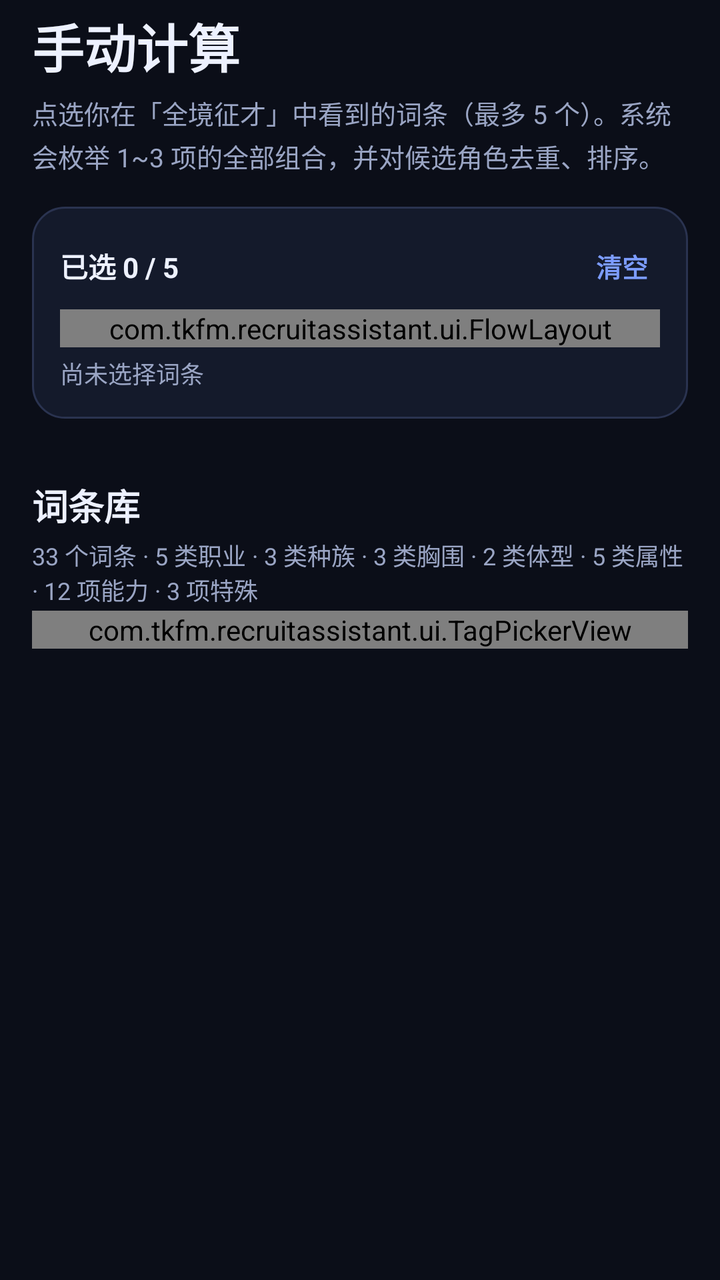
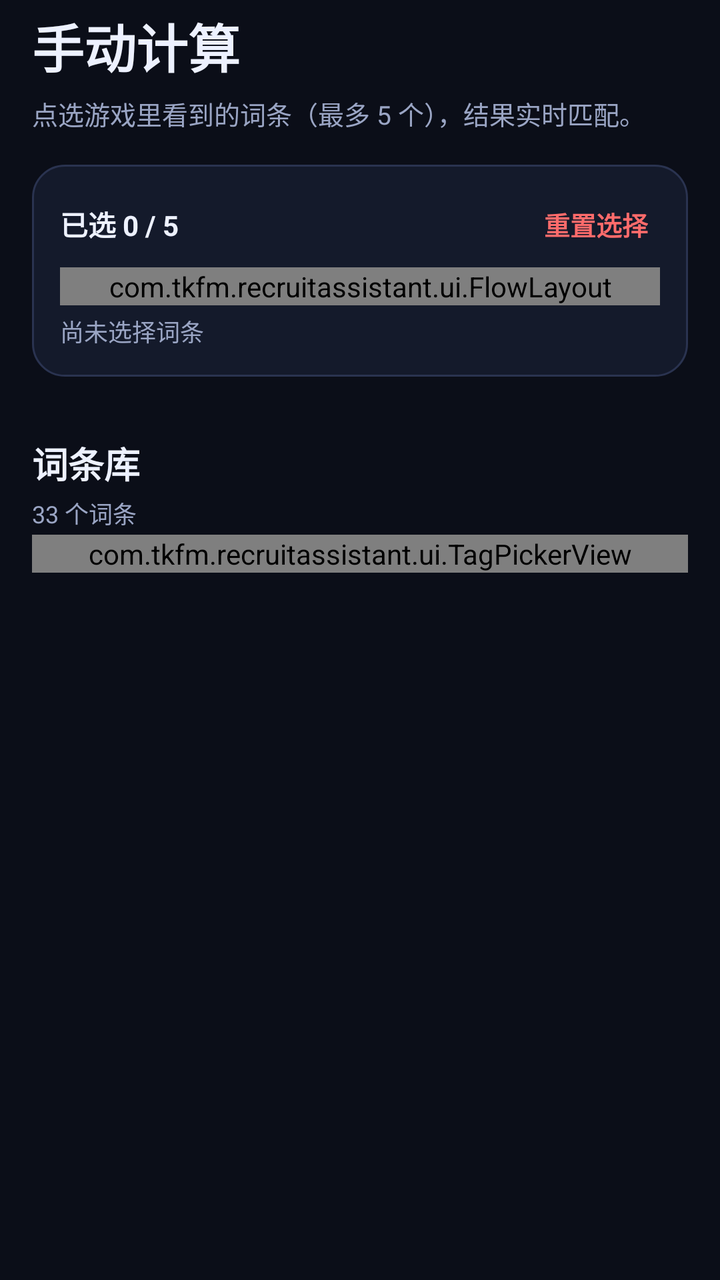

The first picture is an Android layout as it rendered before a commit; the second is the same layout after the commit. The layout source and the unified diff follow.
<!-- AndroidManifest.xml: application theme Theme.App -->
<!-- res/layout/fragment_manual.xml -->
<?xml version="1.0" encoding="utf-8"?>
<ScrollView xmlns:android="http://schemas.android.com/apk/res/android"
    android:layout_width="match_parent"
    android:layout_height="match_parent"
    android:background="@color/bg"
    android:fillViewport="true"
    android:scrollbars="none">

    <LinearLayout
        android:layout_width="match_parent"
        android:layout_height="wrap_content"
        android:orientation="vertical"
        android:paddingStart="16dp"
        android:paddingTop="4dp"
        android:paddingEnd="16dp"
        android:paddingBottom="28dp">

        <TextView
            android:layout_width="wrap_content"
            android:layout_height="wrap_content"
            android:text="手动计算"
            android:textColor="@color/text"
            android:textSize="26sp"
            android:textStyle="bold" />

        <TextView
            android:layout_width="match_parent"
            android:layout_height="wrap_content"
            android:layout_marginTop="5dp"
            android:lineSpacingExtra="3dp"
            android:text="点选你在「全境征才」中看到的词条（最多 5 个）。系统会枚举 1~3 项的全部组合，并对候选角色去重、排序。"
            android:textColor="@color/text_dim"
            android:textSize="13sp" />

        <LinearLayout
            android:id="@+id/selectedCard"
            android:layout_width="match_parent"
            android:layout_height="wrap_content"
            android:layout_marginTop="16dp"
            android:background="@drawable/bg_card"
            android:orientation="vertical"
            android:padding="14dp">

            <LinearLayout
                android:layout_width="match_parent"
                android:layout_height="wrap_content"
                android:gravity="center_vertical"
                android:orientation="horizontal">

                <TextView
                    android:id="@+id/selectedCount"
                    android:layout_width="wrap_content"
                    android:layout_height="wrap_content"
                    android:text="已选 0 / 5"
                    android:textColor="@color/text"
                    android:textSize="14sp"
                    android:textStyle="bold" />

                <Space
                    android:layout_width="0dp"
                    android:layout_height="1dp"
                    android:layout_weight="1" />

                <TextView
                    android:id="@+id/clearButton"
                    android:layout_width="wrap_content"
                    android:layout_height="wrap_content"
                    android:background="?attr/selectableItemBackground"
                    android:padding="6dp"
                    android:text="清空"
                    android:textColor="@color/primary"
                    android:textSize="13sp"
                    android:textStyle="bold" />
            </LinearLayout>

            <com.tkfm.recruitassistant.ui.FlowLayout
                android:id="@+id/selectedFlow"
                android:layout_width="match_parent"
                android:layout_height="wrap_content"
                android:layout_marginTop="6dp" />

            <TextView
                android:id="@+id/selectedHint"
                android:layout_width="match_parent"
                android:layout_height="wrap_content"
                android:layout_marginTop="4dp"
                android:text="尚未选择词条"
                android:textColor="@color/text_dim"
                android:textSize="12sp" />
        </LinearLayout>

        <LinearLayout
            android:id="@+id/resultHeader"
            android:layout_width="match_parent"
            android:layout_height="wrap_content"
            android:layout_marginTop="18dp"
            android:gravity="center_vertical"
            android:orientation="horizontal"
            android:visibility="gone">

            <TextView
                android:layout_width="wrap_content"
                android:layout_height="wrap_content"
                android:text="匹配结果"
                android:textColor="@color/text"
                android:textSize="18sp"
                android:textStyle="bold" />

            <Space
                android:layout_width="0dp"
                android:layout_height="1dp"
                android:layout_weight="1" />

            <TextView
                android:id="@+id/btnSave"
                android:layout_width="wrap_content"
                android:layout_height="wrap_content"
                android:background="?attr/selectableItemBackground"
                android:padding="6dp"
                android:text="保存记录"
                android:textColor="@color/primary"
                android:textSize="12.5sp"
                android:textStyle="bold" />
        </LinearLayout>

        <LinearLayout
            android:id="@+id/resultsContainer"
            android:layout_width="match_parent"
            android:layout_height="wrap_content"
            android:layout_marginTop="8dp"
            android:orientation="vertical" />

        <TextView
            android:layout_width="wrap_content"
            android:layout_height="wrap_content"
            android:layout_marginTop="22dp"
            android:text="词条库"
            android:textColor="@color/text"
            android:textSize="18sp"
            android:textStyle="bold" />

        <TextView
            android:layout_width="match_parent"
            android:layout_height="wrap_content"
            android:layout_marginTop="3dp"
            android:text="33 个词条 · 5 类职业 · 3 类种族 · 3 类胸围 · 2 类体型 · 5 类属性 · 12 项能力 · 3 项特殊"
            android:textColor="@color/text_dim"
            android:textSize="12sp" />

        <com.tkfm.recruitassistant.ui.TagPickerView
            android:id="@+id/tagPicker"
            android:layout_width="match_parent"
            android:layout_height="wrap_content"
            android:layout_marginTop="2dp" />
    </LinearLayout>
</ScrollView>
<!-- resources referenced by this layout -->
<resources>
  <color name="bg">#0B0E18</color>
  <color name="primary">#7C9CFF</color>
  <color name="text">#EDF1FF</color>
  <color name="text_dim">#9AA5C4</color>
  <!-- drawable bg_card (drawable) -->
  <?xml version="1.0" encoding="utf-8"?>
  <shape xmlns:android="http://schemas.android.com/apk/res/android" android:shape="rectangle">
      <solid android:color="@color/surface" />
      <stroke android:width="1dp" android:color="@color/stroke" />
      <corners android:radius="16dp" />
  </shape>
  <style name="Theme.App" parent="Theme.Material3.Dark.NoActionBar">
          <item name="colorPrimary">@color/primary</item>
          <item name="colorOnPrimary">#0B0E18</item>
          <item name="colorSecondary">@color/accent</item>
          <item name="android:colorBackground">@color/bg</item>
          <item name="colorSurface">@color/surface</item>
          <item name="colorSurfaceVariant">@color/surface_2</item>
          <item name="colorOnSurface">@color/text</item>
          <item name="colorOnSurfaceVariant">@color/text_dim</item>
          <item name="android:statusBarColor">@color/bg</item>
          <item name="android:navigationBarColor">@color/bg</item>
          <item name="android:windowLightStatusBar">false</item>
          <item name="materialAlertDialogTheme">@style/ThemeOverlay.App.Dialog</item>
      </style>
  <color name="surface">#141A2B</color>
  <color name="stroke">#2A3350</color>
  <color name="accent">#4ADEA0</color>
  <color name="surface_2">#1B2236</color>
  <style name="ThemeOverlay.App.Dialog" parent="ThemeOverlay.Material3.MaterialAlertDialog">
          <item name="colorSurface">@color/surface</item>
          <item name="colorOnSurface">@color/text</item>
      </style>
</resources>

<!-- the commit's change to res/layout/fragment_manual.xml (unified diff, before → after) -->
@@ -28,7 +28,7 @@
             android:layout_height="wrap_content"
             android:layout_marginTop="5dp"
             android:lineSpacingExtra="3dp"
-            android:text="点选你在「全境征才」中看到的词条（最多 5 个）。系统会枚举 1~3 项的全部组合，并对候选角色去重、排序。"
+            android:text="点选游戏里看到的词条（最多 5 个），结果实时匹配。"
             android:textColor="@color/text_dim"
             android:textSize="13sp" />
 
@@ -67,8 +67,8 @@
                     android:layout_height="wrap_content"
                     android:background="?attr/selectableItemBackground"
                     android:padding="6dp"
-                    android:text="清空"
-                    android:textColor="@color/primary"
+                    android:text="重置选择"
+                    android:textColor="@color/red"
                     android:textSize="13sp"
                     android:textStyle="bold" />
             </LinearLayout>
@@ -143,7 +143,7 @@
             android:layout_width="match_parent"
             android:layout_height="wrap_content"
             android:layout_marginTop="3dp"
-            android:text="33 个词条 · 5 类职业 · 3 类种族 · 3 类胸围 · 2 类体型 · 5 类属性 · 12 项能力 · 3 项特殊"
+            android:text="33 个词条"
             android:textColor="@color/text_dim"
             android:textSize="12sp" />
 
<!-- resource entries referenced after the edit -->
@@ -2,6 +2,7 @@
 <resources>
   <color name="bg">#0B0E18</color>
   <color name="primary">#7C9CFF</color>
+  <color name="red">#FF6B6B</color>
   <color name="text">#EDF1FF</color>
   <color name="text_dim">#9AA5C4</color>
   <!-- drawable bg_card (drawable) -->
